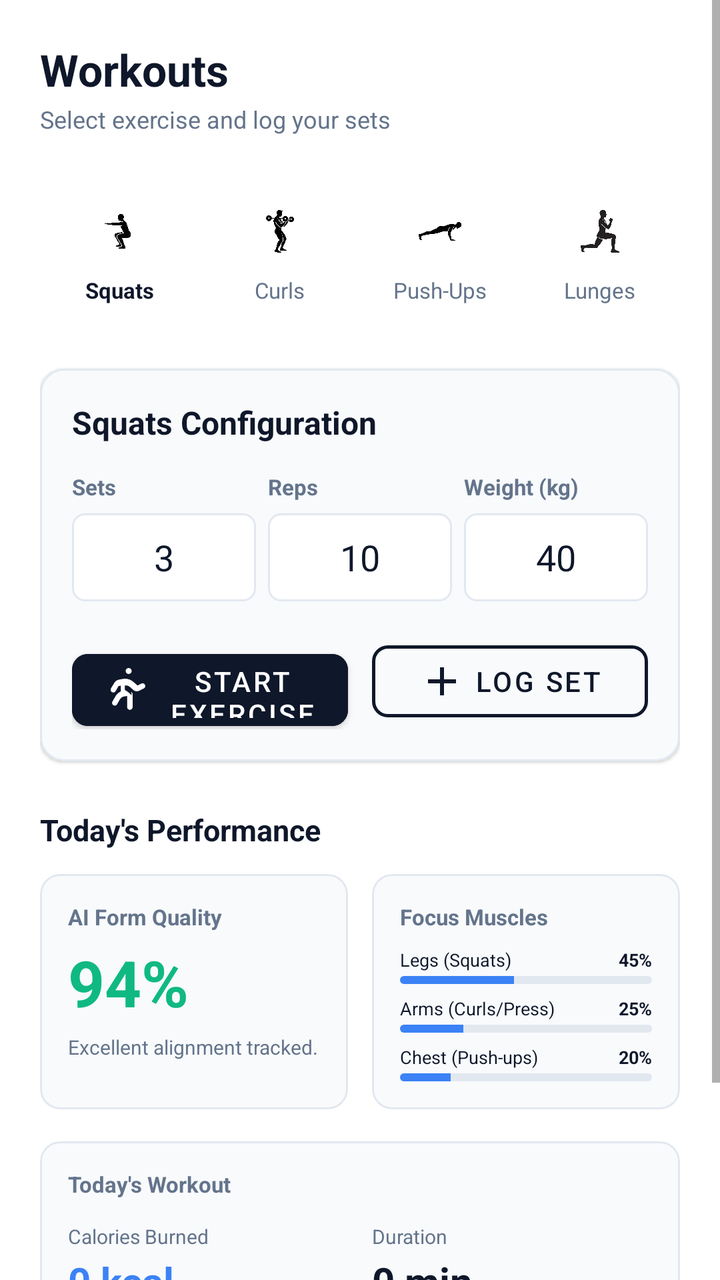
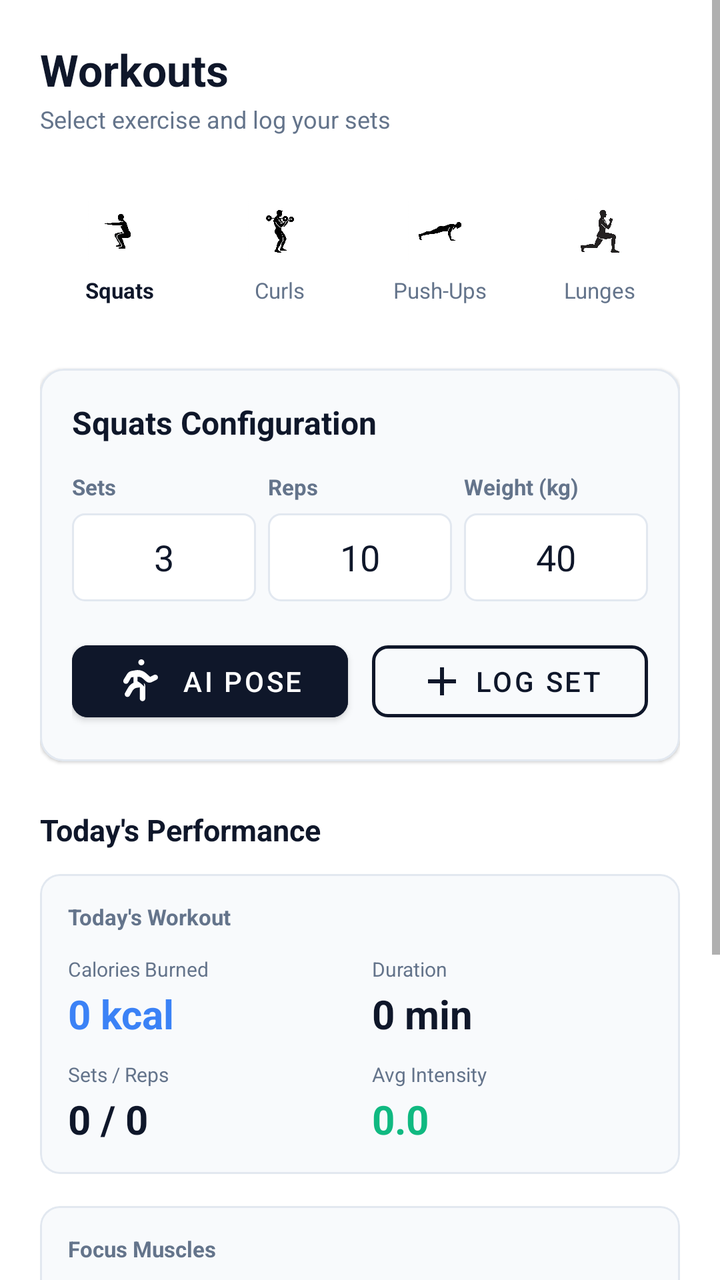

Two renders of the same Android screen: before a commit and after it. Below are the layout's source before the change and the commit's diff.
<!-- AndroidManifest.xml: application theme Theme.FitPilot -->
<!-- res/layout/fragment_workout_log.xml -->
<?xml version="1.0" encoding="utf-8"?>
<ScrollView xmlns:android="http://schemas.android.com/apk/res/android"
    xmlns:app="http://schemas.android.com/apk/res-auto"
    android:layout_width="match_parent"
    android:layout_height="match_parent"
    android:background="@color/background"
    android:fillViewport="true">

    <LinearLayout
        android:layout_width="match_parent"
        android:layout_height="wrap_content"
        android:orientation="vertical"
        android:padding="20dp">

        
        <RelativeLayout
            android:layout_width="match_parent"
            android:layout_height="wrap_content"
            android:layout_marginBottom="20dp">

            <LinearLayout
                android:layout_width="wrap_content"
                android:layout_height="wrap_content"
                android:orientation="vertical">
                
                <TextView
                    android:layout_width="wrap_content"
                    android:layout_height="wrap_content"
                    android:text="Workouts"
                    android:textColor="@color/text_primary"
                    android:textSize="22sp"
                    android:textStyle="bold" />

                <TextView
                    android:layout_width="wrap_content"
                    android:layout_height="wrap_content"
                    android:text="Select exercise and log your sets"
                    android:textColor="@color/text_secondary"
                    android:textSize="12sp"
                    android:layout_marginTop="2dp" />
            </LinearLayout>
        </RelativeLayout>

        
        <HorizontalScrollView
            android:layout_width="match_parent"
            android:layout_height="wrap_content"
            android:scrollbars="none"
            android:layout_marginBottom="20dp">

            <LinearLayout
                android:layout_width="wrap_content"
                android:layout_height="wrap_content"
                android:orientation="horizontal"
                android:gravity="center_vertical"
                android:paddingVertical="4dp">

                
                <LinearLayout
                    android:id="@+id/llItemSquat"
                    android:layout_width="80dp"
                    android:layout_height="wrap_content"
                    android:orientation="vertical"
                    android:gravity="center"
                    android:padding="8dp"
                    android:clickable="true"
                    android:focusable="true"
                    android:background="?android:attr/selectableItemBackground">
                    <ImageView
                        android:id="@+id/ivItemSquat"
                        android:layout_width="32dp"
                        android:layout_height="32dp"
                        android:src="@drawable/squat" />
                    <TextView
                        android:id="@+id/tvItemSquat"
                        android:layout_width="wrap_content"
                        android:layout_height="wrap_content"
                        android:text="Squats"
                        android:textColor="@color/text_primary"
                        android:textSize="11sp"
                        android:textStyle="bold"
                        android:layout_marginTop="6dp" />
                </LinearLayout>

                
                <LinearLayout
                    android:id="@+id/llItemCurl"
                    android:layout_width="80dp"
                    android:layout_height="wrap_content"
                    android:orientation="vertical"
                    android:gravity="center"
                    android:padding="8dp"
                    android:clickable="true"
                    android:focusable="true"
                    android:background="?android:attr/selectableItemBackground">
                    <ImageView
                        android:id="@+id/ivItemCurl"
                        android:layout_width="32dp"
                        android:layout_height="32dp"
                        android:src="@drawable/curl" />
                    <TextView
                        android:id="@+id/tvItemCurl"
                        android:layout_width="wrap_content"
                        android:layout_height="wrap_content"
                        android:text="Curls"
                        android:textColor="@color/text_secondary"
                        android:textSize="11sp"
                        android:layout_marginTop="6dp" />
                </LinearLayout>

                
                <LinearLayout
                    android:id="@+id/llItemPushup"
                    android:layout_width="80dp"
                    android:layout_height="wrap_content"
                    android:orientation="vertical"
                    android:gravity="center"
                    android:padding="8dp"
                    android:clickable="true"
                    android:focusable="true"
                    android:background="?android:attr/selectableItemBackground">
                    <ImageView
                        android:id="@+id/ivItemPushup"
                        android:layout_width="32dp"
                        android:layout_height="32dp"
                        android:src="@drawable/pushup" />
                    <TextView
                        android:id="@+id/tvItemPushup"
                        android:layout_width="wrap_content"
                        android:layout_height="wrap_content"
                        android:text="Push-Ups"
                        android:textColor="@color/text_secondary"
                        android:textSize="11sp"
                        android:layout_marginTop="6dp" />
                </LinearLayout>

                
                <LinearLayout
                    android:id="@+id/llItemLunge"
                    android:layout_width="80dp"
                    android:layout_height="wrap_content"
                    android:orientation="vertical"
                    android:gravity="center"
                    android:padding="8dp"
                    android:clickable="true"
                    android:focusable="true"
                    android:background="?android:attr/selectableItemBackground">
                    <ImageView
                        android:id="@+id/ivItemLunge"
                        android:layout_width="32dp"
                        android:layout_height="32dp"
                        android:src="@drawable/lunge" />
                    <TextView
                        android:id="@+id/tvItemLunge"
                        android:layout_width="wrap_content"
                        android:layout_height="wrap_content"
                        android:text="Lunges"
                        android:textColor="@color/text_secondary"
                        android:textSize="11sp"
                        android:layout_marginTop="6dp" />
                </LinearLayout>

                
                <LinearLayout
                    android:id="@+id/llItemPress"
                    android:layout_width="80dp"
                    android:layout_height="wrap_content"
                    android:orientation="vertical"
                    android:gravity="center"
                    android:padding="8dp"
                    android:clickable="true"
                    android:focusable="true"
                    android:background="?android:attr/selectableItemBackground">
                    <ImageView
                        android:id="@+id/ivItemPress"
                        android:layout_width="32dp"
                        android:layout_height="32dp"
                        android:src="@drawable/press" />
                    <TextView
                        android:id="@+id/tvItemPress"
                        android:layout_width="wrap_content"
                        android:layout_height="wrap_content"
                        android:text="Press"
                        android:textColor="@color/text_secondary"
                        android:textSize="11sp"
                        android:layout_marginTop="6dp" />
                </LinearLayout>

            </LinearLayout>
        </HorizontalScrollView>

        
        <com.google.android.material.card.MaterialCardView
            android:layout_width="match_parent"
            android:layout_height="wrap_content"
            android:layout_marginBottom="24dp"
            app:cardCornerRadius="12dp"
            app:cardElevation="1dp"
            app:strokeColor="@color/border"
            app:strokeWidth="1dp"
            app:cardBackgroundColor="@color/card_background">

            <LinearLayout
                android:layout_width="match_parent"
                android:layout_height="wrap_content"
                android:orientation="vertical"
                android:padding="16dp">

                <TextView
                    android:id="@+id/tvSelectedExerciseTitle"
                    android:layout_width="wrap_content"
                    android:layout_height="wrap_content"
                    android:text="Squats Configuration"
                    android:textColor="@color/text_primary"
                    android:textSize="16sp"
                    android:textStyle="bold"
                    android:layout_marginBottom="14dp" />

                
                <LinearLayout
                    android:layout_width="match_parent"
                    android:layout_height="wrap_content"
                    android:orientation="horizontal"
                    android:weightSum="3"
                    android:layout_marginBottom="16dp">

                    <LinearLayout
                        android:layout_width="0dp"
                        android:layout_height="wrap_content"
                        android:layout_weight="1"
                        android:orientation="vertical"
                        android:layout_marginEnd="4dp">
                        <TextView
                            android:layout_width="wrap_content"
                            android:layout_height="wrap_content"
                            android:text="Sets"
                            android:textColor="@color/text_secondary"
                            android:textSize="11sp"
                            android:textStyle="bold"
                            android:layout_marginBottom="6dp" />
                        <EditText
                            android:id="@+id/etSets"
                            android:layout_width="match_parent"
                            android:layout_height="44dp"
                            android:background="@drawable/bg_edittext"
                            android:inputType="number"
                            android:text="3"
                            android:gravity="center"
                            android:textColor="@color/text_primary" />
                    </LinearLayout>

                    <LinearLayout
                        android:layout_width="0dp"
                        android:layout_height="wrap_content"
                        android:layout_weight="1"
                        android:orientation="vertical"
                        android:layout_marginHorizontal="2dp">
                        <TextView
                            android:id="@+id/tvRepsLabel"
                            android:layout_width="wrap_content"
                            android:layout_height="wrap_content"
                            android:text="Reps"
                            android:textColor="@color/text_secondary"
                            android:textSize="11sp"
                            android:textStyle="bold"
                            android:layout_marginBottom="6dp" />
                        <EditText
                            android:id="@+id/etReps"
                            android:layout_width="match_parent"
                            android:layout_height="44dp"
                            android:background="@drawable/bg_edittext"
                            android:inputType="number"
                            android:text="10"
                            android:gravity="center"
                            android:textColor="@color/text_primary" />
                    </LinearLayout>

                    <LinearLayout
                        android:layout_width="0dp"
                        android:layout_height="wrap_content"
                        android:layout_weight="1"
                        android:orientation="vertical"
                        android:layout_marginStart="4dp">
                        <TextView
                            android:id="@+id/tvWeightLabel"
                            android:layout_width="wrap_content"
                            android:layout_height="wrap_content"
                            android:text="Weight (kg)"
                            android:textColor="@color/text_secondary"
                            android:textSize="11sp"
                            android:textStyle="bold"
                            android:layout_marginBottom="6dp" />
                        <EditText
                            android:id="@+id/etWeight"
                            android:layout_width="match_parent"
                            android:layout_height="44dp"
                            android:background="@drawable/bg_edittext"
                            android:inputType="numberDecimal"
                            android:text="40"
                            android:gravity="center"
                            android:textColor="@color/text_primary" />
                    </LinearLayout>
                </LinearLayout>

                
                <LinearLayout
                    android:layout_width="match_parent"
                    android:layout_height="wrap_content"
                    android:orientation="horizontal"
                    android:weightSum="2">

                    <com.google.android.material.button.MaterialButton
                        android:id="@+id/btnStartAI"
                        android:layout_width="0dp"
                        android:layout_height="48dp"
                        android:layout_weight="1"
                        android:layout_marginEnd="6dp"
                        android:text="Start Exercise"
                        android:textColor="@color/white"
                        android:backgroundTint="@color/primary"
                        app:icon="@drawable/ic_fa_pose"
                        app:iconTint="@color/white"
                        app:iconGravity="textStart"
                        app:cornerRadius="8dp" />

                    <com.google.android.material.button.MaterialButton
                        android:id="@+id/btnLogSet"
                        style="@style/Widget.MaterialComponents.Button.OutlinedButton"
                        android:layout_width="0dp"
                        android:layout_height="48dp"
                        android:layout_weight="1"
                        android:layout_marginStart="6dp"
                        android:text="Log Set"
                        android:textColor="@color/primary"
                        app:strokeColor="@color/primary"
                        app:strokeWidth="1.5dp"
                        app:icon="@drawable/ic_plus"
                        app:iconTint="@color/primary"
                        app:iconGravity="textStart"
                        app:cornerRadius="8dp" />
                </LinearLayout>

            </LinearLayout>
        </com.google.android.material.card.MaterialCardView>

        
        <TextView
            android:layout_width="wrap_content"
            android:layout_height="wrap_content"
            android:text="Today's Performance"
            android:textColor="@color/text_primary"
            android:textSize="15sp"
            android:textStyle="bold"
            android:layout_marginBottom="12dp" />

        <LinearLayout
            android:layout_width="match_parent"
            android:layout_height="wrap_content"
            android:orientation="vertical">

            
            <LinearLayout
                android:layout_width="match_parent"
                android:layout_height="wrap_content"
                android:orientation="horizontal"
                android:weightSum="2"
                android:layout_marginBottom="16dp">

                
                <com.google.android.material.card.MaterialCardView
                    android:layout_width="0dp"
                    android:layout_height="match_parent"
                    android:layout_weight="1"
                    android:layout_marginEnd="6dp"
                    app:cardCornerRadius="10dp"
                    app:cardElevation="0dp"
                    app:strokeColor="@color/border"
                    app:strokeWidth="1dp"
                    app:cardBackgroundColor="@color/card_background">

                    <LinearLayout
                        android:layout_width="match_parent"
                        android:layout_height="wrap_content"
                        android:orientation="vertical"
                        android:padding="14dp">

                        <TextView
                            android:layout_width="wrap_content"
                            android:layout_height="wrap_content"
                            android:text="AI Form Quality"
                            android:textColor="@color/text_secondary"
                            android:textSize="11sp"
                            android:textStyle="bold" />

                        <TextView
                            android:id="@+id/tvFormPercentage"
                            android:layout_width="wrap_content"
                            android:layout_height="wrap_content"
                            android:text="94%"
                            android:textColor="@color/success"
                            android:textSize="32sp"
                            android:textStyle="bold"
                            android:layout_marginTop="4dp" />

                        <TextView
                            android:layout_width="wrap_content"
                            android:layout_height="wrap_content"
                            android:text="Excellent alignment tracked."
                            android:textColor="@color/text_secondary"
                            android:textSize="10sp"
                            android:layout_marginTop="4dp" />

                        
                        <ProgressBar
                            style="@android:style/Widget.ProgressBar.Horizontal"
                            android:layout_width="match_parent"
                            android:layout_height="6dp"
                            android:layout_marginTop="12dp"
                            android:progress="94"
                            android:progressTint="@color/success"
                            android:progressBackgroundTint="@color/border" />
                    </LinearLayout>
                </com.google.android.material.card.MaterialCardView>

                
                <com.google.android.material.card.MaterialCardView
                    android:layout_width="0dp"
                    android:layout_height="wrap_content"
                    android:layout_weight="1"
                    android:layout_marginStart="6dp"
                    app:cardCornerRadius="10dp"
                    app:cardElevation="0dp"
                    app:strokeColor="@color/border"
                    app:strokeWidth="1dp"
                    app:cardBackgroundColor="@color/card_background">

                    <LinearLayout
                        android:layout_width="match_parent"
                        android:layout_height="wrap_content"
                        android:orientation="vertical"
                        android:padding="14dp">

                        <TextView
                            android:layout_width="wrap_content"
                            android:layout_height="wrap_content"
                            android:text="Focus Muscles"
                            android:textColor="@color/text_secondary"
                            android:textSize="11sp"
                            android:textStyle="bold"
                            android:layout_marginBottom="8dp" />

                        
                        <LinearLayout
                            android:layout_width="match_parent"
                            android:layout_height="wrap_content"
                            android:orientation="vertical"
                            android:layout_marginBottom="6dp">
                            <RelativeLayout
                                android:layout_width="match_parent"
                                android:layout_height="wrap_content">
                                <TextView
                                    android:layout_width="wrap_content"
                                    android:layout_height="wrap_content"
                                    android:text="Legs (Squats)"
                                    android:textColor="@color/text_primary"
                                    android:textSize="9sp" />
                                <TextView
                                    android:id="@+id/tvFocusLegs"
                                    android:layout_width="wrap_content"
                                    android:layout_height="wrap_content"
                                    android:layout_alignParentEnd="true"
                                    android:text="45%"
                                    android:textColor="@color/text_primary"
                                    android:textSize="9sp"
                                    android:textStyle="bold" />
                            </RelativeLayout>
                            <ProgressBar
                                android:id="@+id/pbLegsFocus"
                                style="@android:style/Widget.ProgressBar.Horizontal"
                                android:layout_width="match_parent"
                                android:layout_height="4dp"
                                android:layout_marginTop="2dp"
                                android:progress="45"
                                android:progressTint="@color/accent"
                                android:progressBackgroundTint="@color/border" />
                        </LinearLayout>

                        
                        <LinearLayout
                            android:layout_width="match_parent"
                            android:layout_height="wrap_content"
                            android:orientation="vertical"
                            android:layout_marginBottom="6dp">
                            <RelativeLayout
                                android:layout_width="match_parent"
                                android:layout_height="wrap_content">
                                <TextView
                                    android:layout_width="wrap_content"
                                    android:layout_height="wrap_content"
                                    android:text="Arms (Curls/Press)"
                                    android:textColor="@color/text_primary"
                                    android:textSize="9sp" />
                                <TextView
                                    android:id="@+id/tvFocusArms"
                                    android:layout_width="wrap_content"
                                    android:layout_height="wrap_content"
                                    android:layout_alignParentEnd="true"
                                    android:text="25%"
                                    android:textColor="@color/text_primary"
                                    android:textSize="9sp"
                                    android:textStyle="bold" />
                            </RelativeLayout>
                            <ProgressBar
                                android:id="@+id/pbArmsFocus"
                                style="@android:style/Widget.ProgressBar.Horizontal"
                                android:layout_width="match_parent"
                                android:layout_height="4dp"
                                android:layout_marginTop="2dp"
                                android:progress="25"
                                android:progressTint="@color/accent"
                                android:progressBackgroundTint="@color/border" />
                        </LinearLayout>

                        
                        <LinearLayout
                            android:layout_width="match_parent"
                            android:layout_height="wrap_content"
                            android:orientation="vertical">
                            <RelativeLayout
                                android:layout_width="match_parent"
                                android:layout_height="wrap_content">
                                <TextView
                                    android:layout_width="wrap_content"
                                    android:layout_height="wrap_content"
                                    android:text="Chest (Push-ups)"
                                    android:textColor="@color/text_primary"
                                    android:textSize="9sp" />
                                <TextView
                                    android:id="@+id/tvFocusChest"
                                    android:layout_width="wrap_content"
                                    android:layout_height="wrap_content"
                                    android:layout_alignParentEnd="true"
                                    android:text="20%"
                                    android:textColor="@color/text_primary"
                                    android:textSize="9sp"
                                    android:textStyle="bold" />
                            </RelativeLayout>
                            <ProgressBar
                                android:id="@+id/pbChestFocus"
                                style="@android:style/Widget.ProgressBar.Horizontal"
                                android:layout_width="match_parent"
                                android:layout_height="4dp"
                                android:layout_marginTop="2dp"
                                android:progress="20"
                                android:progressTint="@color/accent"
                                android:progressBackgroundTint="@color/border" />
                        </LinearLayout>

                    </LinearLayout>
                </com.google.android.material.card.MaterialCardView>
            </LinearLayout>

            
            <com.google.android.material.card.MaterialCardView
                android:layout_width="match_parent"
                android:layout_height="wrap_content"
                android:layout_marginBottom="16dp"
                app:cardCornerRadius="10dp"
                app:cardElevation="0dp"
                app:strokeColor="@color/border"
                app:strokeWidth="1dp"
                app:cardBackgroundColor="@color/card_background">

                <LinearLayout
                    android:layout_width="match_parent"
                    android:layout_height="wrap_content"
                    android:orientation="vertical"
                    android:padding="14dp">

                    <TextView
                        android:layout_width="wrap_content"
                        android:layout_height="wrap_content"
                        android:text="Today's Workout"
                        android:textColor="@color/text_secondary"
                        android:textSize="11sp"
                        android:textStyle="bold"
                        android:layout_marginBottom="12dp" />

                    
                    <LinearLayout
                        android:layout_width="match_parent"
                        android:layout_height="wrap_content"
                        android:orientation="horizontal"
                        android:weightSum="2"
                        android:layout_marginBottom="10dp">

                        <LinearLayout
                            android:layout_width="0dp"
                            android:layout_height="wrap_content"
                            android:layout_weight="1"
                            android:orientation="vertical"
                            android:layout_marginEnd="6dp">

                            <TextView
                                android:layout_width="wrap_content"
                                android:layout_height="wrap_content"
                                android:text="Calories Burned"
                                android:textColor="@color/text_secondary"
                                android:textSize="10sp" />

                            <TextView
                                android:id="@+id/tvTodayCalories"
                                android:layout_width="wrap_content"
                                android:layout_height="wrap_content"
                                android:text="0 kcal"
                                android:textColor="@color/accent"
                                android:textSize="20sp"
                                android:textStyle="bold"
                                android:layout_marginTop="2dp" />
                        </LinearLayout>

                        <LinearLayout
                            android:layout_width="0dp"
                            android:layout_height="wrap_content"
                            android:layout_weight="1"
                            android:orientation="vertical"
                            android:layout_marginStart="6dp">

                            <TextView
                                android:layout_width="wrap_content"
                                android:layout_height="wrap_content"
                                android:text="Duration"
                                android:textColor="@color/text_secondary"
                                android:textSize="10sp" />

                            <TextView
                                android:id="@+id/tvTodayDuration"
                                android:layout_width="wrap_content"
                                android:layout_height="wrap_content"
                                android:text="0 min"
                                android:textColor="@color/text_primary"
                                android:textSize="20sp"
                                android:textStyle="bold"
                                android:layout_marginTop="2dp" />
                        </LinearLayout>
                    </LinearLayout>

                    <LinearLayout
                        android:layout_width="match_parent"
                        android:layout_height="wrap_content"
                        android:orientation="horizontal"
                        android:weightSum="2">

                        <LinearLayout
                            android:layout_width="0dp"
                            android:layout_height="wrap_content"
                            android:layout_weight="1"
                            android:orientation="vertical"
                            android:layout_marginEnd="6dp">

                            <TextView
                                android:layout_width="wrap_content"
                                android:layout_height="wrap_content"
                                android:text="Sets / Reps"
                                android:textColor="@color/text_secondary"
                                android:textSize="10sp" />

                            <TextView
                                android:id="@+id/tvTodaySetsReps"
                                android:layout_width="wrap_content"
                                android:layout_height="wrap_content"
                                android:text="0 / 0"
                                android:textColor="@color/text_primary"
                                android:textSize="20sp"
                                android:textStyle="bold"
                                android:layout_marginTop="2dp" />
                        </LinearLayout>

                        <LinearLayout
                            android:layout_width="0dp"
                            android:layout_height="wrap_content"
                            android:layout_weight="1"
                            android:orientation="vertical"
                            android:layout_marginStart="6dp">

                            <TextView
                                android:layout_width="wrap_content"
                                android:layout_height="wrap_content"
                                android:text="Avg Intensity"
                                android:textColor="@color/text_secondary"
                                android:textSize="10sp" />

                            <TextView
                                android:id="@+id/tvTodayIntensity"
                                android:layout_width="wrap_content"
                                android:layout_height="wrap_content"
                                android:text="0.0"
                                android:textColor="@color/success"
                                android:textSize="20sp"
                                android:textStyle="bold"
                                android:layout_marginTop="2dp" />
                        </LinearLayout>
                    </LinearLayout>

                </LinearLayout>
            </com.google.android.material.card.MaterialCardView>
        </LinearLayout>

        
        <ProgressBar
            android:id="@+id/pbHistory"
            android:layout_width="wrap_content"
            android:layout_height="wrap_content"
            android:layout_gravity="center"
            android:visibility="gone" />

        <TextView
            android:id="@+id/tvEmptyHistory"
            android:layout_width="wrap_content"
            android:layout_height="wrap_content"
            android:layout_gravity="center"
            android:textColor="@color/text_secondary"
            android:textSize="1dp"
            android:visibility="gone" />

    </LinearLayout>
</ScrollView>
<!-- resources referenced by this layout -->
<resources>
  <color name="accent">#3B82F6</color>
  <color name="background">#FFFFFF</color>
  <color name="border">#E2E8F0</color>
  <color name="card_background">#F8FAFC</color>
  <color name="primary">#0F172A</color>
  <color name="success">#10B981</color>
  <color name="text_primary">#0F172A</color>
  <color name="text_secondary">#64748B</color>
  <color name="white">#FFFFFF</color>
  <!-- drawable bg_edittext (drawable) -->
  <?xml version="1.0" encoding="utf-8"?>
  <shape xmlns:android="http://schemas.android.com/apk/res/android"
      android:shape="rectangle">
      <corners android:radius="6dp" />
      <solid android:color="#FFFFFF" />
      <stroke android:width="1dp" android:color="@color/border" />
  </shape>
  <!-- drawable curl: png bitmap (drawable, 102935 bytes) -->
  <!-- drawable ic_fa_pose (drawable) -->
  <vector xmlns:android="http://schemas.android.com/apk/res/android"
      android:width="24dp"
      android:height="24dp"
      android:viewportWidth="24"
      android:viewportHeight="24">
      <path
          android:fillColor="#FFffffff"
          android:pathData="M13.49 14.75c-1.02-1.2-2.14-2.12-3.37-2.77V9.75c.9-.13 1.84.14 2.54.76l1.7 1.5c.78.69 1.96.84 2.91.36l2.3-1.15c.67-.34.94-1.15.6-1.82s-1.15-.94-1.82-.6l-1.92.96-2.16-1.9c-1.39-1.22-3.32-1.74-5.18-1.4l-1.94.35c-1.01.18-1.88.8-2.37 1.7L3.13 11.2c-.37.66-.15 1.48.5 1.85s1.48.15 1.85-.5l1.43-2.5 1.21-.22v2.85c-1.15.54-2.11 1.4-2.75 2.5l-1.5 2.6c-.37.66-.15 1.48.5 1.85s1.48.15 1.85-.5l1.37-2.4c.5-.86 1.34-1.42 2.31-1.54l1.31-.17v5.52c0 .76.62 1.38 1.38 1.38s1.38-.62 1.38-1.38v-6.32c0-.52-.27-1-.7-1.28z" />
      <path
          android:fillColor="#FFffffff"
          android:pathData="M12 4a1.5 1.5 0 1 0 0-3 1.5 1.5 0 0 0 0 3z" />
  </vector>
  <!-- drawable ic_plus (drawable) -->
  <vector xmlns:android="http://schemas.android.com/apk/res/android"
      android:width="24dp"
      android:height="24dp"
      android:viewportWidth="24"
      android:viewportHeight="24">
    <path
        android:fillColor="#FF000000"
        android:pathData="M19,13h-6v6h-2v-6H5v-2h6V5h2v6h6v2Z"/>
  </vector>
  <!-- drawable lunge: png bitmap (drawable, 97003 bytes) -->
  <!-- drawable press: png bitmap (drawable, 75008 bytes) -->
  <!-- drawable pushup: png bitmap (drawable, 69097 bytes) -->
  <!-- drawable squat: png bitmap (drawable, 71051 bytes) -->
  <style name="Theme.FitPilot" parent="Theme.MaterialComponents.Light.NoActionBar">
          <item name="colorPrimary">@color/primary</item>
          <item name="colorPrimaryVariant">@color/primary_dark</item>
          <item name="colorOnPrimary">@color/white</item>
          <item name="colorSecondary">@color/accent</item>
          <item name="colorSecondaryVariant">@color/accent_light</item>
          <item name="colorOnSecondary">@color/white</item>
          <item name="android:statusBarColor">@color/white</item>
          <item name="android:windowLightStatusBar">true</item>
          <item name="android:windowBackground">@color/background</item>
      </style>
  <color name="primary_dark">#090D1A</color>
  <color name="accent_light">#60A5FA</color>
</resources>

<!-- the commit's change to res/layout/fragment_workout_log.xml (unified diff, before → after) -->
@@ -315,7 +315,7 @@
                         android:layout_height="48dp"
                         android:layout_weight="1"
                         android:layout_marginEnd="6dp"
-                        android:text="Start Exercise"
+                        android:text="AI Pose"
                         android:textColor="@color/white"
                         android:backgroundTint="@color/primary"
                         app:icon="@drawable/ic_fa_pose"
@@ -359,206 +359,149 @@
             android:orientation="vertical">
 
             
-            <LinearLayout
+            <com.google.android.material.card.MaterialCardView
                 android:layout_width="match_parent"
                 android:layout_height="wrap_content"
-                android:orientation="horizontal"
-                android:weightSum="2"
-                android:layout_marginBottom="16dp">
-
-                
-                <com.google.android.material.card.MaterialCardView
-                    android:layout_width="0dp"
-                    android:layout_height="match_parent"
-                    android:layout_weight="1"
-                    android:layout_marginEnd="6dp"
-                    app:cardCornerRadius="10dp"
-                    app:cardElevation="0dp"
-                    app:strokeColor="@color/border"
-                    app:strokeWidth="1dp"
-                    app:cardBackgroundColor="@color/card_background">
-
+                android:layout_marginBottom="16dp"
+                app:cardCornerRadius="10dp"
+                app:cardElevation="0dp"
+                app:strokeColor="@color/border"
+                app:strokeWidth="1dp"
+                app:cardBackgroundColor="@color/card_background">
+
+                <LinearLayout
+                    android:layout_width="match_parent"
+                    android:layout_height="wrap_content"
+                    android:orientation="vertical"
+                    android:padding="14dp">
+
+                    <TextView
+                        android:layout_width="wrap_content"
+                        android:layout_height="wrap_content"
+                        android:text="Today's Workout"
+                        android:textColor="@color/text_secondary"
+                        android:textSize="11sp"
+                        android:textStyle="bold"
+                        android:layout_marginBottom="12dp" />
+
+                    
                     <LinearLayout
                         android:layout_width="match_parent"
                         android:layout_height="wrap_content"
-                        android:orientation="vertical"
-                        android:padding="14dp">
-
-                        <TextView
-                            android:layout_width="wrap_content"
+                        android:orientation="horizontal"
+                        android:weightSum="2"
+                        android:layout_marginBottom="10dp">
+
+                        <LinearLayout
+                            android:layout_width="0dp"
                             android:layout_height="wrap_content"
-                            android:text="AI Form Quality"
-                            android:textColor="@color/text_secondary"
-                            android:textSize="11sp"
-                            android:textStyle="bold" />
-
-                        <TextView
-                            android:id="@+id/tvFormPercentage"
-                            android:layout_width="wrap_content"
+                            android:layout_weight="1"
+                            android:orientation="vertical"
+                            android:layout_marginEnd="6dp">
+
+                            <TextView
+                                android:layout_width="wrap_content"
+                                android:layout_height="wrap_content"
+                                android:text="Calories Burned"
+                                android:textColor="@color/text_secondary"
+                                android:textSize="10sp" />
+
+                            <TextView
+                                android:id="@+id/tvTodayCalories"
+                                android:layout_width="wrap_content"
+                                android:layout_height="wrap_content"
+                                android:text="0 kcal"
+                                android:textColor="@color/accent"
+                                android:textSize="20sp"
+                                android:textStyle="bold"
+                                android:layout_marginTop="2dp" />
+                        </LinearLayout>
+
+                        <LinearLayout
+                            android:layout_width="0dp"
                             android:layout_height="wrap_content"
-                            android:text="94%"
-                            android:textColor="@color/success"
-                            android:textSize="32sp"
-                            android:textStyle="bold"
-                            android:layout_marginTop="4dp" />
-
-                        <TextView
-                            android:layout_width="wrap_content"
+                            android:layout_weight="1"
+                            android:orientation="vertical"
+                            android:layout_marginStart="6dp">
+
+                            <TextView
+                                android:layout_width="wrap_content"
+                                android:layout_height="wrap_content"
+                                android:text="Duration"
+                                android:textColor="@color/text_secondary"
+                                android:textSize="10sp" />
+
+                            <TextView
+                                android:id="@+id/tvTodayDuration"
+                                android:layout_width="wrap_content"
+                                android:layout_height="wrap_content"
+                                android:text="0 min"
+                                android:textColor="@color/text_primary"
+                                android:textSize="20sp"
+                                android:textStyle="bold"
+                                android:layout_marginTop="2dp" />
+                        </LinearLayout>
+                    </LinearLayout>
+
+                    <LinearLayout
+                        android:layout_width="match_parent"
+                        android:layout_height="wrap_content"
+                        android:orientation="horizontal"
+                        android:weightSum="2">
+
+                        <LinearLayout
+                            android:layout_width="0dp"
                             android:layout_height="wrap_content"
-                            android:text="Excellent alignment tracked."
-                            android:textColor="@color/text_secondary"
-                            android:textSize="10sp"
-                            android:layout_marginTop="4dp" />
-
-                        
-                        <ProgressBar
-                            style="@android:style/Widget.ProgressBar.Horizontal"
-                            android:layout_width="match_parent"
-                            android:layout_height="6dp"
-                            android:layout_marginTop="12dp"
-                            android:progress="94"
-                            android:progressTint="@color/success"
-                            android:progressBackgroundTint="@color/border" />
-                    </LinearLayout>
-                </com.google.android.material.card.MaterialCardView>
-
-                
-                <com.google.android.material.card.MaterialCardView
-                    android:layout_width="0dp"
-                    android:layout_height="wrap_content"
-                    android:layout_weight="1"
-                    android:layout_marginStart="6dp"
-                    app:cardCornerRadius="10dp"
-                    app:cardElevation="0dp"
-                    app:strokeColor="@color/border"
-                    app:strokeWidth="1dp"
-                    app:cardBackgroundColor="@color/card_background">
-
-                    <LinearLayout
-                        android:layout_width="match_parent"
-                        android:layout_height="wrap_content"
-                        android:orientation="vertical"
-                        android:padding="14dp">
-
-                        <TextView
-                            android:layout_width="wrap_content"
+                            android:layout_weight="1"
+                            android:orientation="vertical"
+                            android:layout_marginEnd="6dp">
+
+                            <TextView
+                                android:layout_width="wrap_content"
+                                android:layout_height="wrap_content"
+                                android:text="Sets / Reps"
+                                android:textColor="@color/text_secondary"
+                                android:textSize="10sp" />
+
+                            <TextView
+                                android:id="@+id/tvTodaySetsReps"
+                                android:layout_width="wrap_content"
+                                android:layout_height="wrap_content"
+                                android:text="0 / 0"
+                                android:textColor="@color/text_primary"
+                                android:textSize="20sp"
+                                android:textStyle="bold"
+                                android:layout_marginTop="2dp" />
+                        </LinearLayout>
+
+                        <LinearLayout
+                            android:layout_width="0dp"
                             android:layout_height="wrap_content"
-                            android:text="Focus Muscles"
-                            android:textColor="@color/text_secondary"
-                            android:textSize="11sp"
-                            android:textStyle="bold"
-                            android:layout_marginBottom="8dp" />
-
-                        
-                        <LinearLayout
-                            android:layout_width="match_parent"
-                            android:layout_height="wrap_content"
+                            android:layout_weight="1"
                             android:orientation="vertical"
-                            android:layout_marginBottom="6dp">
-                            <RelativeLayout
-                                android:layout_width="match_parent"
-                                android:layout_height="wrap_content">
-                                <TextView
-                                    android:layout_width="wrap_content"
-                                    android:layout_height="wrap_content"
-                                    android:text="Legs (Squats)"
-                                    android:textColor="@color/text_primary"
-                                    android:textSize="9sp" />
-                                <TextView
-                                    android:id="@+id/tvFocusLegs"
-                                    android:layout_width="wrap_content"
-                                    android:layout_height="wrap_content"
-                                    android:layout_alignParentEnd="true"
-                                    android:text="45%"
-                                    android:textColor="@color/text_primary"
-                                    android:textSize="9sp"
-                                    android:textStyle="bold" />
-                            </RelativeLayout>
-                            <ProgressBar
-                                android:id="@+id/pbLegsFocus"
-                                style="@android:style/Widget.ProgressBar.Horizontal"
-                                android:layout_width="match_parent"
-                                android:layout_height="4dp"
-                                android:layout_marginTop="2dp"
-                                android:progress="45"
-                                android:progressTint="@color/accent"
-                                android:progressBackgroundTint="@color/border" />
+                            android:layout_marginStart="6dp">
+
+                            <TextView
+                                android:layout_width="wrap_content"
+                                android:layout_height="wrap_content"
+                                android:text="Avg Intensity"
+                                android:textColor="@color/text_secondary"
+                                android:textSize="10sp" />
+
+                            <TextView
+                                android:id="@+id/tvTodayIntensity"
+                                android:layout_width="wrap_content"
+                                android:layout_height="wrap_content"
+                                android:text="0.0"
+                                android:textColor="@color/success"
+                                android:textSize="20sp"
+                                android:textStyle="bold"
+                                android:layout_marginTop="2dp" />
                         </LinearLayout>
-
-                        
-                        <LinearLayout
-                            android:layout_width="match_parent"
-                            android:layout_height="wrap_content"
-                            android:orientation="vertical"
-                            android:layout_marginBottom="6dp">
-                            <RelativeLayout
-                                android:layout_width="match_parent"
-                                android:layout_height="wrap_content">
-                                <TextView
-                                    android:layout_width="wrap_content"
-                                    android:layout_height="wrap_content"
-                                    android:text="Arms (Curls/Press)"
-                                    android:textColor="@color/text_primary"
-                                    android:textSize="9sp" />
-                                <TextView
-                                    android:id="@+id/tvFocusArms"
-                                    android:layout_width="wrap_content"
-                                    android:layout_height="wrap_content"
-                                    android:layout_alignParentEnd="true"
-                                    android:text="25%"
-                                    android:textColor="@color/text_primary"
-                                    android:textSize="9sp"
-                                    android:textStyle="bold" />
-                            </RelativeLayout>
-                            <ProgressBar
-                                android:id="@+id/pbArmsFocus"
-                                style="@android:style/Widget.ProgressBar.Horizontal"
-                                android:layout_width="match_parent"
-                                android:layout_height="4dp"
-                                android:layout_marginTop="2dp"
-                                android:progress="25"
-                                android:progressTint="@color/accent"
-                                android:progressBackgroundTint="@color/border" />
-                        </LinearLayout>
-
-                        
-                        <LinearLayout
-                            android:layout_width="match_parent"
-                            android:layout_height="wrap_content"
-                            android:orientation="vertical">
-                            <RelativeLayout
-                                android:layout_width="match_parent"
-                                android:layout_height="wrap_content">
-                                <TextView
-                                    android:layout_width="wrap_content"
-                                    android:layout_height="wrap_content"
-                                    android:text="Chest (Push-ups)"
-                                    android:textColor="@color/text_primary"
-                                    android:textSize="9sp" />
-                                <TextView
-                                    android:id="@+id/tvFocusChest"
-                                    android:layout_width="wrap_content"
-                                    android:layout_height="wrap_content"
-                                    android:layout_alignParentEnd="true"
-                                    android:text="20%"
-                                    android:textColor="@color/text_primary"
-                                    android:textSize="9sp"
-                                    android:textStyle="bold" />
-                            </RelativeLayout>
-                            <ProgressBar
-                                android:id="@+id/pbChestFocus"
-                                style="@android:style/Widget.ProgressBar.Horizontal"
-                                android:layout_width="match_parent"
-                                android:layout_height="4dp"
-                                android:layout_marginTop="2dp"
-                                android:progress="20"
-                                android:progressTint="@color/accent"
-                                android:progressBackgroundTint="@color/border" />
-                        </LinearLayout>
-
-                    </LinearLayout>
-                </com.google.android.material.card.MaterialCardView>
-            </LinearLayout>
+                    </LinearLayout>
+
+                </LinearLayout>
+            </com.google.android.material.card.MaterialCardView>
 
             
             <com.google.android.material.card.MaterialCardView
@@ -580,7 +523,7 @@
                     <TextView
                         android:layout_width="wrap_content"
                         android:layout_height="wrap_content"
-                        android:text="Today's Workout"
+                        android:text="Focus Muscles"
                         android:textColor="@color/text_secondary"
                         android:textSize="11sp"
                         android:textStyle="bold"
@@ -590,117 +533,140 @@
                     <LinearLayout
                         android:layout_width="match_parent"
                         android:layout_height="wrap_content"
-                        android:orientation="horizontal"
-                        android:weightSum="2"
+                        android:orientation="vertical"
                         android:layout_marginBottom="10dp">
-
-                        <LinearLayout
-                            android:layout_width="0dp"
-                            android:layout_height="wrap_content"
-                            android:layout_weight="1"
-                            android:orientation="vertical"
-                            android:layout_marginEnd="6dp">
-
-                            <TextView
-                                android:layout_width="wrap_content"
-                                android:layout_height="wrap_content"
-                                android:text="Calories Burned"
-                                android:textColor="@color/text_secondary"
-                                android:textSize="10sp" />
-
-                            <TextView
-                                android:id="@+id/tvTodayCalories"
-                                android:layout_width="wrap_content"
-                                android:layout_height="wrap_content"
-                                android:text="0 kcal"
-                                android:textColor="@color/accent"
-                                android:textSize="20sp"
-                                android:textStyle="bold"
-                                android:layout_marginTop="2dp" />
-                        </LinearLayout>
-
-                        <LinearLayout
-                            android:layout_width="0dp"
-                            android:layout_height="wrap_content"
-                            android:layout_weight="1"
-                            android:orientation="vertical"
-                            android:layout_marginStart="6dp">
-
-                            <TextView
-                                android:layout_width="wrap_content"
-                                android:layout_height="wrap_content"
-                                android:text="Duration"
-                                android:textColor="@color/text_secondary"
-                                android:textSize="10sp" />
-
-                            <TextView
-                                android:id="@+id/tvTodayDuration"
-                                android:layout_width="wrap_content"
-                                android:layout_height="wrap_content"
-                                android:text="0 min"
-                                android:textColor="@color/text_primary"
-                                android:textSize="20sp"
-                                android:textStyle="bold"
-                                android:layout_marginTop="2dp" />
-                        </LinearLayout>
-                    </LinearLayout>
-
+                        <RelativeLayout
+                            android:layout_width="match_parent"
+                            android:layout_height="wrap_content">
+                            <TextView
+                                android:layout_width="wrap_content"
+                                android:layout_height="wrap_content"
+                                android:text="Legs (Squats/Lunges)"
+                                android:textColor="@color/text_primary"
+                                android:textSize="11sp" />
+                            <TextView
+                                android:id="@+id/tvFocusLegs"
+                                android:layout_width="wrap_content"
+                                android:layout_height="wrap_content"
+                                android:layout_alignParentEnd="true"
+                                android:text="0%"
+                                android:textColor="@color/text_primary"
+                                android:textSize="11sp"
+                                android:textStyle="bold" />
+                        </RelativeLayout>
+                        <ProgressBar
+                            android:id="@+id/pbLegsFocus"
+                            style="@android:style/Widget.ProgressBar.Horizontal"
+                            android:layout_width="match_parent"
+                            android:layout_height="6dp"
+                            android:layout_marginTop="4dp"
+                            android:progress="0"
+                            android:progressTint="@color/accent"
+                            android:progressBackgroundTint="@color/border" />
+                    </LinearLayout>
+
+                    
                     <LinearLayout
                         android:layout_width="match_parent"
                         android:layout_height="wrap_content"
-                        android:orientation="horizontal"
-                        android:weightSum="2">
-
-                        <LinearLayout
-                            android:layout_width="0dp"
-                            android:layout_height="wrap_content"
-                            android:layout_weight="1"
-                            android:orientation="vertical"
-                            android:layout_marginEnd="6dp">
-
-                            <TextView
-                                android:layout_width="wrap_content"
-                                android:layout_height="wrap_content"
-                                android:text="Sets / Reps"
-                                android:textColor="@color/text_secondary"
-                                android:textSize="10sp" />
-
-                            <TextView
-                                android:id="@+id/tvTodaySetsReps"
-                                android:layout_width="wrap_content"
-                                android:layout_height="wrap_content"
-                                android:text="0 / 0"
-                                android:textColor="@color/text_primary"
-                                android:textSize="20sp"
-                                android:textStyle="bold"
-                                android:layout_marginTop="2dp" />
-                        </LinearLayout>
-
-                        <LinearLayout
-                            android:layout_width="0dp"
-                            android:layout_height="wrap_content"
-                            android:layout_weight="1"
-                            android:orientation="vertical"
-                            android:layout_marginStart="6dp">
-
-                            <TextView
-                                android:layout_width="wrap_content"
-                                android:layout_height="wrap_content"
-                                android:text="Avg Intensity"
-                                android:textColor="@color/text_secondary"
-                                android:textSize="10sp" />
-
-                            <TextView
-                                android:id="@+id/tvTodayIntensity"
-                                android:layout_width="wrap_content"
-                                android:layout_height="wrap_content"
-                                android:text="0.0"
-                                android:textColor="@color/success"
-                                android:textSize="20sp"
-                                android:textStyle="bold"
-                                android:layout_marginTop="2dp" />
-                        </LinearLayout>
-                    </LinearLayout>
+                        android:orientation="vertical"
+                        android:layout_marginBottom="10dp">
+                        <RelativeLayout
+                            android:layout_width="match_parent"
+                            android:layout_height="wrap_content">
+                            <TextView
+                                android:layout_width="wrap_content"
+                                android:layout_height="wrap_content"
+                                android:text="Arms (Curls/Press)"
+                                android:textColor="@color/text_primary"
+                                android:textSize="11sp" />
+                            <TextView
+                                android:id="@+id/tvFocusArms"
+                                android:layout_width="wrap_content"
+                                android:layout_height="wrap_content"
+                                android:layout_alignParentEnd="true"
+                                android:text="0%"
+                                android:textColor="@color/text_primary"
+                                android:textSize="11sp"
+                                android:textStyle="bold" />
+                        </RelativeLayout>
+                        <ProgressBar
+                            android:id="@+id/pbArmsFocus"
+                            style="@android:style/Widget.ProgressBar.Horizontal"
+                            android:layout_width="match_parent"
+                            android:layout_height="6dp"
+                            android:layout_marginTop="4dp"
+                            android:progress="0"
+                            android:progressTint="@color/accent"
+                            android:progressBackgroundTint="@color/border" />
+                    </LinearLayout>
+
+                    
+                    <LinearLayout
+                        android:layout_width="match_parent"
+                        android:layout_height="wrap_content"
+                        android:orientation="vertical">
+                        <RelativeLayout
+                            android:layout_width="match_parent"
+                            android:layout_height="wrap_content">
+                            <TextView
+                                android:layout_width="wrap_content"
+                                android:layout_height="wrap_content"
+                                android:text="Chest (Push-ups)"
+                                android:textColor="@color/text_primary"
+                                android:textSize="11sp" />
+                            <TextView
+                                android:id="@+id/tvFocusChest"
+                                android:layout_width="wrap_content"
+                                android:layout_height="wrap_content"
+                                android:layout_alignParentEnd="true"
+                                android:text="0%"
+                                android:textColor="@color/text_primary"
+                                android:textSize="11sp"
+                                android:textStyle="bold" />
+                        </RelativeLayout>
+                        <ProgressBar
+                            android:id="@+id/pbChestFocus"
+                            style="@android:style/Widget.ProgressBar.Horizontal"
+                            android:layout_width="match_parent"
+                            android:layout_height="6dp"
+                            android:layout_marginTop="4dp"
+                            android:progress="0"
+                            android:progressTint="@color/accent"
+                            android:progressBackgroundTint="@color/border" />
+                    </LinearLayout>
+
+                </LinearLayout>
+            </com.google.android.material.card.MaterialCardView>
+
+            
+            <com.google.android.material.card.MaterialCardView
+                android:layout_width="match_parent"
+                android:layout_height="wrap_content"
+                android:layout_marginBottom="16dp"
+                app:cardCornerRadius="10dp"
+                app:cardElevation="0dp"
+                app:strokeColor="@color/border"
+                app:strokeWidth="1dp"
+                app:cardBackgroundColor="@color/card_background">
+
+                <LinearLayout
+                    android:id="@+id/llTodayExercisesContainer"
+                    android:layout_width="match_parent"
+                    android:layout_height="wrap_content"
+                    android:orientation="vertical"
+                    android:padding="14dp">
+
+                    <TextView
+                        android:layout_width="wrap_content"
+                        android:layout_height="wrap_content"
+                        android:text="Logged Exercises Today"
+                        android:textColor="@color/text_secondary"
+                        android:textSize="11sp"
+                        android:textStyle="bold"
+                        android:layout_marginBottom="12dp" />
+
+                    
 
                 </LinearLayout>
             </com.google.android.material.card.MaterialCardView>
